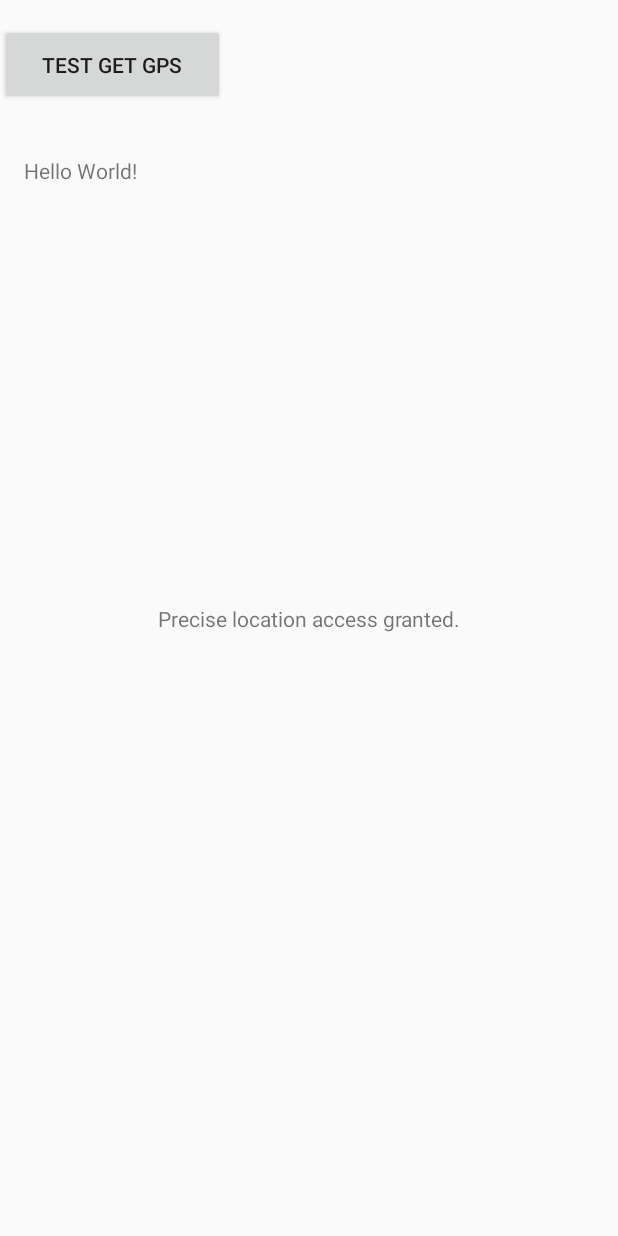
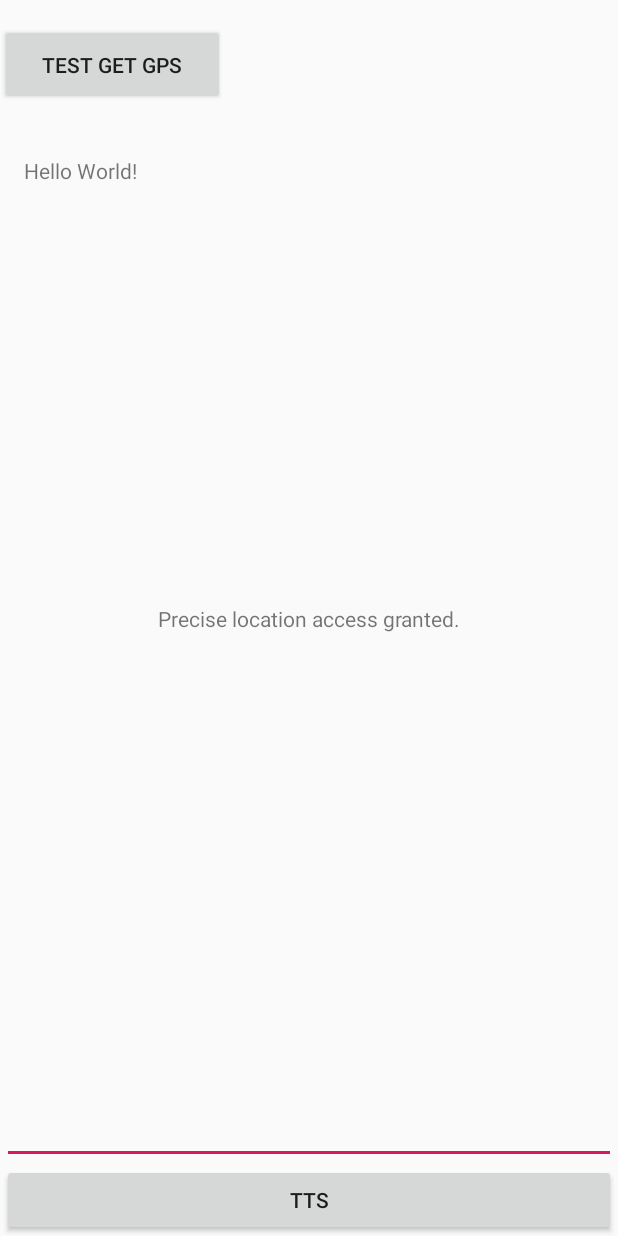
Before and after one commit to woaiwyhty/SmartCane, an Android app: the screen it shows after launch (MainActivity), on a phone screen of 412 x 824 dp. Run offline under Robolectric (Android 15) with nearby library versions, the phone set to English and light mode, and no system bars.

Commit message:
Added tts class and example ui to use it

```diff
--- a/app/src/main/java/com/fydp/smartcane/MainActivity.java
+++ b/app/src/main/java/com/fydp/smartcane/MainActivity.java
@@ -20,10 +20,11 @@ import android.view.View;
 import android.view.Menu;
 import android.view.MenuItem;
 import android.widget.Button;
+import android.widget.EditText;
 import android.widget.TextView;
 
 public class MainActivity extends AppCompatActivity {
-
+    TTS tts;
     @Override
     protected void onCreate(Bundle savedInstanceState) {
         super.onCreate(savedInstanceState);
@@ -113,6 +114,15 @@ public class MainActivity extends AppCompatActivity {
             }
         });
 
+        TTS tts = new TTS(getApplicationContext());
+        EditText ed1=(EditText)findViewById(R.id.editTextSpeak);
+        Button b1=(Button)findViewById(R.id.buttonRead);
+        b1.setOnClickListener(new View.OnClickListener() {
+            @Override
+            public void onClick(View view) {
+                tts.textToVoice(ed1.getText().toString());
+            }
+        });
     }
 
     private void setNotification(String message) {
--- /dev/null
+++ b/app/src/main/java/com/fydp/smartcane/TTS.java
@@ -0,0 +1,44 @@
+package com.fydp.smartcane;
+
+import android.content.Context;
+import android.speech.tts.TextToSpeech;
+
+import java.util.Locale;
+
+import android.widget.Toast;
+
+public class TTS {
+    private static TextToSpeech mTTS;
+    private Context mContext;
+    private static Integer mCount = 0;
+
+    public TTS(Context pContext) {
+        mContext = pContext;
+        mTTS = new TextToSpeech(mContext.getApplicationContext(), new TextToSpeech.OnInitListener() {
+            @Override
+            public void onInit(int status) {
+                if(status == TextToSpeech.SUCCESS) {
+                    mTTS.setLanguage(Locale.UK);
+                    Toast.makeText(mContext.getApplicationContext(), "TTS Started", Toast.LENGTH_SHORT).show();
+                }
+                else
+                {
+                    Toast.makeText(mContext.getApplicationContext(), "TTS Failed", Toast.LENGTH_SHORT).show();
+                }
+            }
+        });
+    }
+
+    public void textToVoice(String pString) {
+        int result = mTTS.speak(pString, TextToSpeech.QUEUE_FLUSH, null, null);
+        if (result != 0)
+        {
+            Toast.makeText(mContext.getApplicationContext(), "Failed", Toast.LENGTH_SHORT).show();
+        }
+        else
+        {
+            Toast.makeText(mContext.getApplicationContext(), pString, Toast.LENGTH_SHORT).show();
+        }
+        mCount++;
+    }
+}
--- a/app/src/main/res/layout/content_main.xml
+++ b/app/src/main/res/layout/content_main.xml
@@ -39,4 +39,28 @@
         app:layout_constraintRight_toRightOf="parent"
         app:layout_constraintTop_toTopOf="parent" />
 
+    <EditText
+        android:id="@+id/editTextSpeak"
+        android:layout_width="409dp"
+        android:layout_height="wrap_content"
+        android:layout_marginStart="1dp"
+        android:layout_marginBottom="48dp"
+        android:autofillHints=""
+        android:ems="10"
+        android:inputType="text"
+        android:minHeight="48dp"
+        android:text=""
+        app:layout_constraintBottom_toBottomOf="parent"
+        app:layout_constraintStart_toStartOf="parent"
+        tools:ignore="SpeakableTextPresentCheck" />
+
+    <Button
+        android:id="@+id/buttonRead"
+        android:layout_width="409dp"
+        android:layout_height="wrap_content"
+        android:layout_marginStart="1dp"
+        android:text="TTS"
+        app:layout_constraintBottom_toBottomOf="parent"
+        app:layout_constraintStart_toStartOf="parent" />
+
 </androidx.constraintlayout.widget.ConstraintLayout>
```
